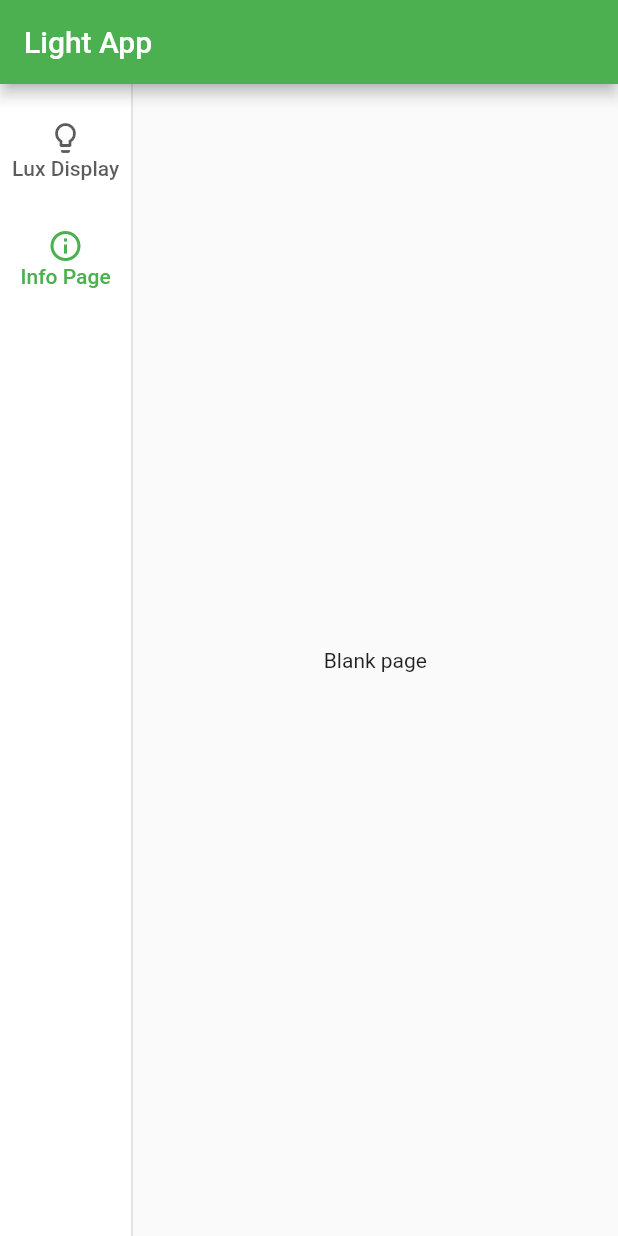
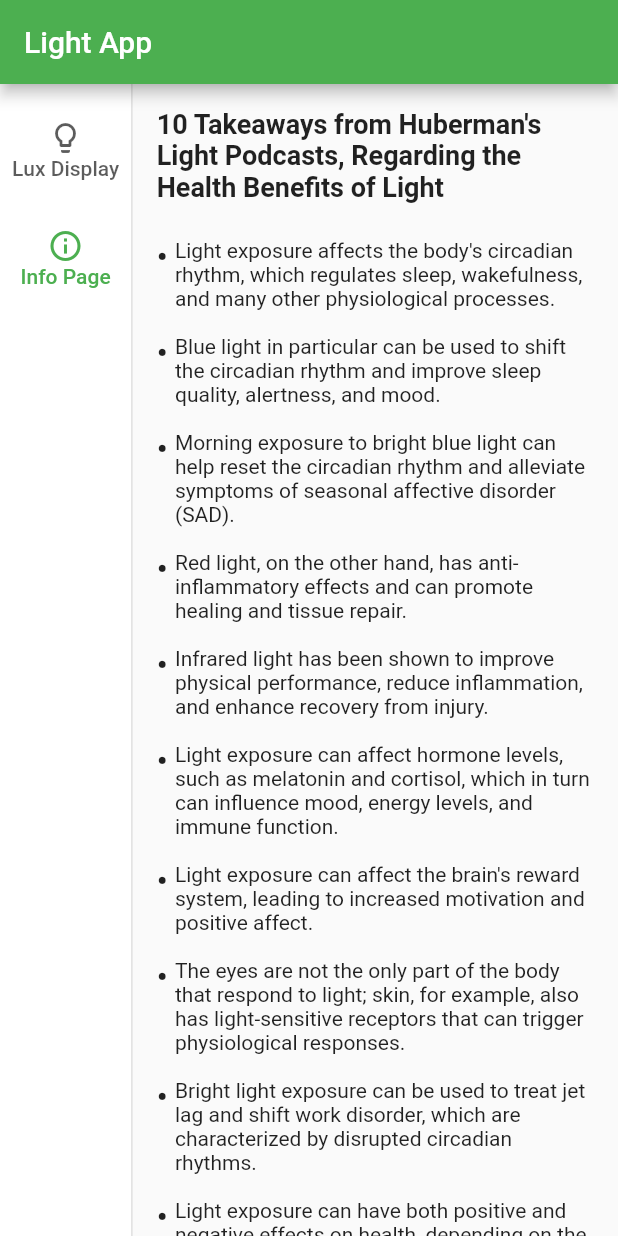
Before and after one commit to Awram/light-app, a Flutter app: the screen it shows after launch, after a tap on "Info Page", on a phone screen of 412 x 824 dp. Run offline on Flutter 3.47's test engine with Material 2 defaults, Android fonts, the phone set to English and light mode, and no system bars.

Commit message:
added some huberman takeaways as an example

```diff
--- a/lib/main.dart
+++ b/lib/main.dart
@@ -127,9 +127,6 @@ class _LuxDisplayState extends State<LuxDisplay> {
     // fast, so that you can just rebuild anything that needs updating rather
     // than having to individually change instances of widgets.
     return Scaffold(
-      appBar: AppBar(
-        title: Text('Lux Display'),
-      ),
       body: Center(
         // Center is a layout widget. It takes a single child and positions it
         // in the middle of the parent.
@@ -201,6 +198,55 @@ class InfoPage extends StatefulWidget {
 class _InfoPageState extends State<InfoPage> {
   @override
   Widget build(BuildContext context) {
-    return const Center(child: Text('Blank page'));
+    return Scaffold(
+      body: ListView(
+        padding: const EdgeInsets.all(16),
+        children: [
+          const Text(
+            '10 Takeaways from Huberman\'s Light Podcasts, Regarding the Health Benefits of Light',
+            style: TextStyle(fontSize: 18, fontWeight: FontWeight.bold),
+          ),
+          const SizedBox(height: 16),
+          _buildListItem(
+              'Light exposure affects the body\'s circadian rhythm, which regulates sleep, wakefulness, and many other physiological processes.'),
+          _buildListItem(
+              'Blue light in particular can be used to shift the circadian rhythm and improve sleep quality, alertness, and mood.'),
+          _buildListItem(
+              'Morning exposure to bright blue light can help reset the circadian rhythm and alleviate symptoms of seasonal affective disorder (SAD).'),
+          _buildListItem(
+              'Red light, on the other hand, has anti-inflammatory effects and can promote healing and tissue repair.'),
+          _buildListItem(
+              'Infrared light has been shown to improve physical performance, reduce inflammation, and enhance recovery from injury.'),
+          _buildListItem(
+              'Light exposure can affect hormone levels, such as melatonin and cortisol, which in turn can influence mood, energy levels, and immune function.'),
+          _buildListItem(
+              'Light exposure can affect the brain\'s reward system, leading to increased motivation and positive affect.'),
+          _buildListItem(
+              'The eyes are not the only part of the body that respond to light; skin, for example, also has light-sensitive receptors that can trigger physiological responses.'),
+          _buildListItem(
+              'Bright light exposure can be used to treat jet lag and shift work disorder, which are characterized by disrupted circadian rhythms.'),
+          _buildListItem(
+              'Light exposure can have both positive and negative effects on health, depending on the timing, duration, and intensity of exposure, as well as individual differences in sensitivity and susceptibility. Therefore, it is important to tailor light exposure strategies to individual needs and goals.'),
+        ],
+      ),
+    );
+  }
+
+  Widget _buildListItem(String text) {
+    return Padding(
+      padding: const EdgeInsets.symmetric(vertical: 8),
+      child: Row(
+        crossAxisAlignment: CrossAxisAlignment.start,
+        children: [
+          const Text(
+            '• ',
+            style: TextStyle(fontSize: 20, fontWeight: FontWeight.bold),
+          ),
+          Expanded(
+            child: Text(text),
+          ),
+        ],
+      ),
+    );
   }
 }
```
